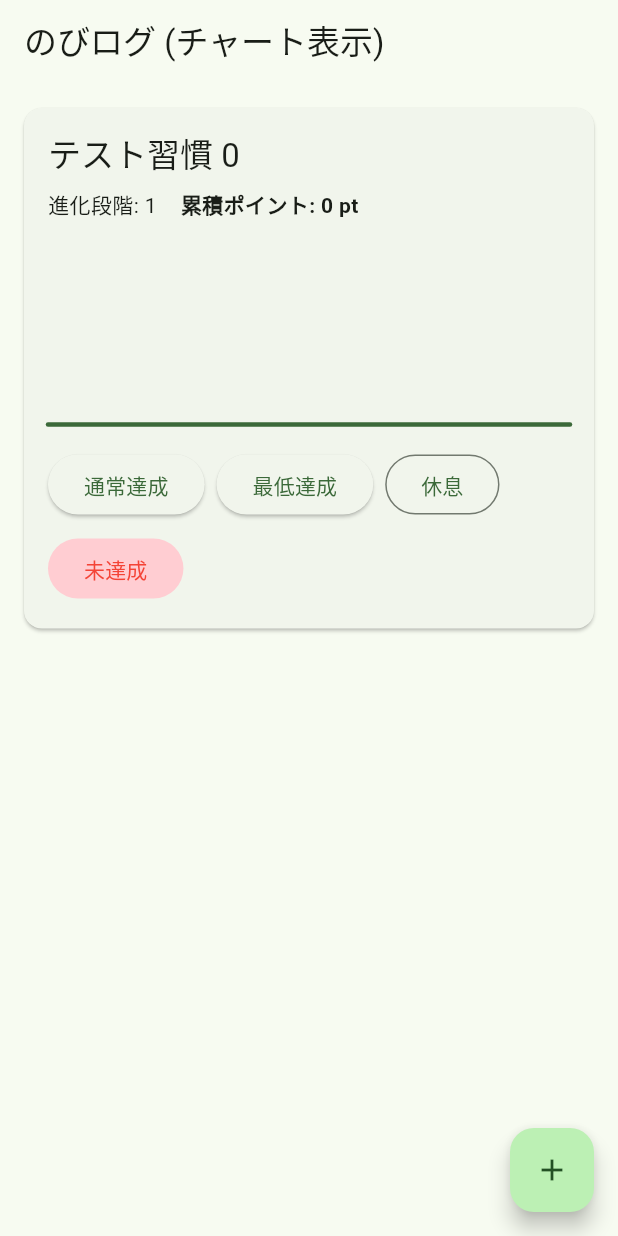
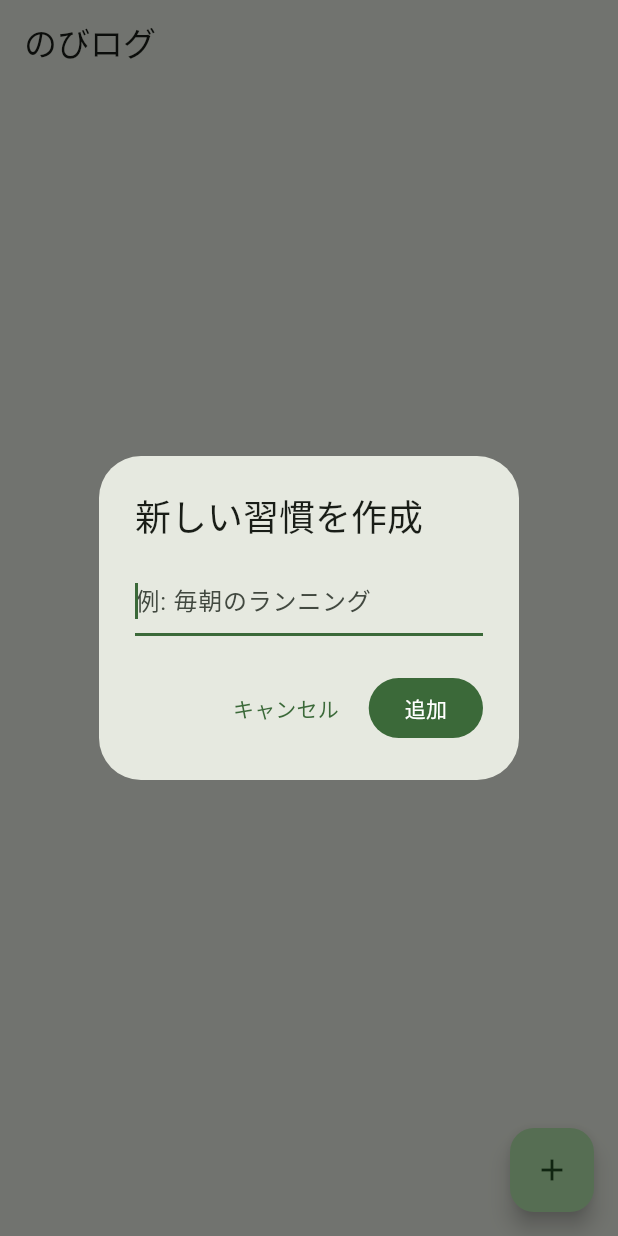
Before and after one commit to chiharuu132-pixel/nobilog, a Flutter app: the screen it shows after launch, after a tap on the "add" icon, on a phone screen of 412 x 824 dp. Run offline on Flutter 3.47's test engine with Material 3 defaults, Android fonts, the phone set to English and light mode, and no system bars; drawn by our look-alikes of fl_chart; our stand-ins replace drift, flutter_riverpod; accounts and stored records are empty; generated files the repository leaves out were written again.

Commit message:
feat: グラフ修正

```diff
--- a/lib/app/providers.dart
+++ b/lib/app/providers.dart
@@ -8,7 +8,6 @@
 import '../domain/services/day_resolver.dart';
 import '../domain/models/habit_with_creature.dart';
 import '../domain/services/chart_builder.dart';
-import '../core/local_date.dart';
 
 // --- インフラ層のProvider ---
 final databaseProvider = Provider<AppDatabase>((ref) {
@@ -46,21 +45,23 @@
 class HabitListNotifier extends AsyncNotifier<List<HabitWithCreature>> {
   @override
   Future<List<HabitWithCreature>> build() async {
-    return ref.watch(habitRepositoryProvider).findAllActive();
+    final today = _getOperationalDay();
+    return ref.watch(habitRepositoryProvider).findAllActive(today);
   }
 
-  Future<void> addDummyHabit(String title) async {
-    await ref.read(habitRepositoryProvider).createHabit(
-      title: title,
-      species: 'speciesA',
-    );
-    ref.invalidateSelf();
-  }
-
-  /// 現在時刻から運用日文字列を取得
   String _getOperationalDay() {
     final resolver = ref.read(dayResolverProvider);
     return resolver.resolveOperationalDay(DateTime.now()).toIso8601Date();
+  }
+
+  // --- ダミーメソッドから本番用に変更 ---
+  Future<void> createHabit(String title) async {
+    if (title.trim().isEmpty) return;
+    await ref.read(habitRepositoryProvider).createHabit(
+      title: title.trim(),
+      species: 'normal_species', // 将来的に選べるようにする
+    );
+    ref.invalidateSelf();
   }
 
   /// 通常ライン達成
--- a/lib/data/repositories/habit_repository_impl.dart
+++ b/lib/data/repositories/habit_repository_impl.dart
@@ -17,7 +17,7 @@
   });
 
   @override
-  Future<List<HabitWithCreature>> findAllActive() async {
+  Future<List<HabitWithCreature>> findAllActive(String today) async {
     final habits = await db.select(db.habits).get();
     final result = <HabitWithCreature>[];
 
@@ -26,13 +26,18 @@
             ..where((tbl) => tbl.id.equals(habit.creatureId)))
           .getSingle();
 
-      // GrowthGrants から全累積ポイントを算出（正・負の合計）
       final grants = await (db.select(db.growthGrants)
             ..where((tbl) => tbl.habitId.equals(habit.id)))
           .get();
 
       final totalPoints = grants.fold<int>(0, (sum, g) => sum + g.amount);
       final stage = evolutionEngine.calculateStage(totalPoints);
+      final scale = evolutionEngine.visualScale(totalPoints: totalPoints);
+
+      // --- 本日の記録状態を取得 ---
+      final todayRecord = await (db.select(db.dayRecords)
+            ..where((tbl) => tbl.habitId.equals(habit.id) & tbl.day.equals(today)))
+          .getSingleOrNull();
 
       result.add(
         HabitWithCreature(
@@ -42,6 +47,8 @@
           species: creature.species,
           totalPoints: totalPoints,
           stage: stage,
+          visualScale: scale,
+          todayRecordState: todayRecord?.state,
         ),
       );
     }
--- a/lib/domain/models/habit_with_creature.dart
+++ b/lib/domain/models/habit_with_creature.dart
@@ -5,6 +5,8 @@
   final String species;
   final int totalPoints;
   final int stage;
+  final double visualScale;
+  final String? todayRecordState;
 
   HabitWithCreature({
     required this.habitId,
@@ -13,5 +15,7 @@
     required this.species,
     required this.totalPoints,
     required this.stage,
+    required this.visualScale,
+    this.todayRecordState,
   });
 }
--- a/lib/domain/repositories/habit_repository.dart
+++ b/lib/domain/repositories/habit_repository.dart
@@ -3,7 +3,7 @@
 import '../../domain/services/chart_builder.dart';
 
 abstract interface class HabitRepository {
-  Future<List<HabitWithCreature>> findAllActive();
+  Future<List<HabitWithCreature>> findAllActive(String today);
   Future<void> createHabit({
     required String title,
     required String species,
--- a/lib/main.dart
+++ b/lib/main.dart
@@ -39,14 +39,43 @@
 class HomePage extends ConsumerWidget {
   const HomePage({super.key});
 
+  // --- 新規作成ダイアログ ---
+  Future<void> _showAddHabitDialog(BuildContext context, WidgetRef ref) async {
+    final controller = TextEditingController();
+    await showDialog(
+      context: context,
+      builder: (context) {
+        return AlertDialog(
+          title: const Text('新しい習慣を作成'),
+          content: TextField(
+            controller: controller,
+            decoration: const InputDecoration(hintText: '例: 毎朝のランニング'),
+            autofocus: true,
+          ),
+          actions: [
+            TextButton(
+              onPressed: () => Navigator.of(context).pop(),
+              child: const Text('キャンセル'),
+            ),
+            FilledButton(
+              onPressed: () {
+                ref.read(habitListProvider.notifier).createHabit(controller.text);
+                Navigator.of(context).pop();
+              },
+              child: const Text('追加'),
+            ),
+          ],
+        );
+      },
+    );
+  }
+
   @override
   Widget build(BuildContext context, WidgetRef ref) {
     final habitsAsync = ref.watch(habitListProvider);
 
     return Scaffold(
-      appBar: AppBar(
-        title: const Text('のびログ (チャート表示)'),
-      ),
+      appBar: AppBar(title: const Text('のびログ')),
       body: habitsAsync.when(
         loading: () => const Center(child: CircularProgressIndicator()),
         error: (error, stack) => Center(child: Text('エラーが発生しました: $error')),
@@ -59,6 +88,8 @@
             itemCount: habits.length,
             itemBuilder: (context, index) {
               final habit = habits[index];
+              final isRecordedToday = habit.todayRecordState != null;
+
               return Card(
                 margin: const EdgeInsets.only(bottom: 16),
                 child: Padding(
@@ -66,31 +97,53 @@
                   child: Column(
                     crossAxisAlignment: CrossAxisAlignment.start,
                     children: [
-                      Text(
+                      Row(
+                        mainAxisAlignment: MainAxisAlignment.spaceBetween,
+                        children: [
+                          Expanded(
+                            child: Text(
                               habit.title,
                               style: Theme.of(context).textTheme.titleLarge,
                             ),
+                          ),
+                          // --- キャラクター表示（ダミー）にスケールを適用 ---
+                          Transform.scale(
+                            scale: habit.visualScale,
+                            child: CircleAvatar(
+                              backgroundColor: Colors.green.shade200,
+                              child: Text('St.${habit.stage}'),
+                            ),
+                          ),
+                        ],
+                      ),
                       const SizedBox(height: 8),
-                      Row(
-                        children: [
-                          Text('進化段階: ${habit.stage}'),
-                          const SizedBox(width: 16),
                       Text(
                         '累積ポイント: ${habit.totalPoints} pt',
                         style: const TextStyle(fontWeight: FontWeight.bold),
                       ),
-                        ],
-                      ),
                       const SizedBox(height: 16),
-
-                      // --- 折れ線チャート表示部 ---
                       SizedBox(
-                        height: 120,
+                        height: 100,
                         child: HabitChartWidget(habitId: habit.habitId),
                       ),
                       const SizedBox(height: 16),
 
-                      // --- ボタン操作群 ---
+                      // --- 記録制御 ---
+                      if (isRecordedToday)
+                        Container(
+                          width: double.infinity,
+                          padding: const EdgeInsets.all(12),
+                          decoration: BoxDecoration(
+                            color: Colors.grey.shade200,
+                            borderRadius: BorderRadius.circular(8),
+                          ),
+                          child: Text(
+                            '本日の記録: ${habit.todayRecordState}',
+                            textAlign: TextAlign.center,
+                            style: TextStyle(color: Colors.grey.shade700, fontWeight: FontWeight.bold),
+                          ),
+                        )
+                      else
                         Wrap(
                           spacing: 8,
                           runSpacing: 8,
@@ -100,21 +153,21 @@
                                 await ref.read(habitListProvider.notifier).recordStandard(habit.habitId);
                                 ref.invalidate(habitChartProvider(habit.habitId));
                               },
-                            child: const Text('通常達成', textAlign: TextAlign.center),
+                              child: const Text('通常'),
                             ),
                             ElevatedButton(
                               onPressed: () async {
                                 await ref.read(habitListProvider.notifier).recordMinimum(habit.habitId);
                                 ref.invalidate(habitChartProvider(habit.habitId));
                               },
-                            child: const Text('最低達成', textAlign: TextAlign.center),
+                              child: const Text('最低'),
                             ),
                             OutlinedButton(
                               onPressed: () async {
                                 await ref.read(habitListProvider.notifier).recordRest(habit.habitId);
                                 ref.invalidate(habitChartProvider(habit.habitId));
                               },
-                            child: const Text('休息', textAlign: TextAlign.center),
+                              child: const Text('休息'),
                             ),
                             FilledButton.tonal(
                               onPressed: () async {
@@ -122,7 +175,7 @@
                                 ref.invalidate(habitChartProvider(habit.habitId));
                               },
                               style: FilledButton.styleFrom(backgroundColor: Colors.red.shade100),
-                            child: const Text('未達成', textAlign: TextAlign.center, style: TextStyle(color: Colors.red)),
+                              child: const Text('未達成', style: TextStyle(color: Colors.red)),
                             ),
                           ],
                         ),
@@ -135,9 +188,7 @@
         },
       ),
       floatingActionButton: FloatingActionButton(
-        onPressed: () {
-          ref.read(habitListProvider.notifier).addDummyHabit('テスト習慣 ${DateTime.now().second}');
-        },
+        onPressed: () => _showAddHabitDialog(context, ref),
         child: const Icon(Icons.add),
       ),
     );
```
Lines whose indentation alone changed are shown as unchanged.
